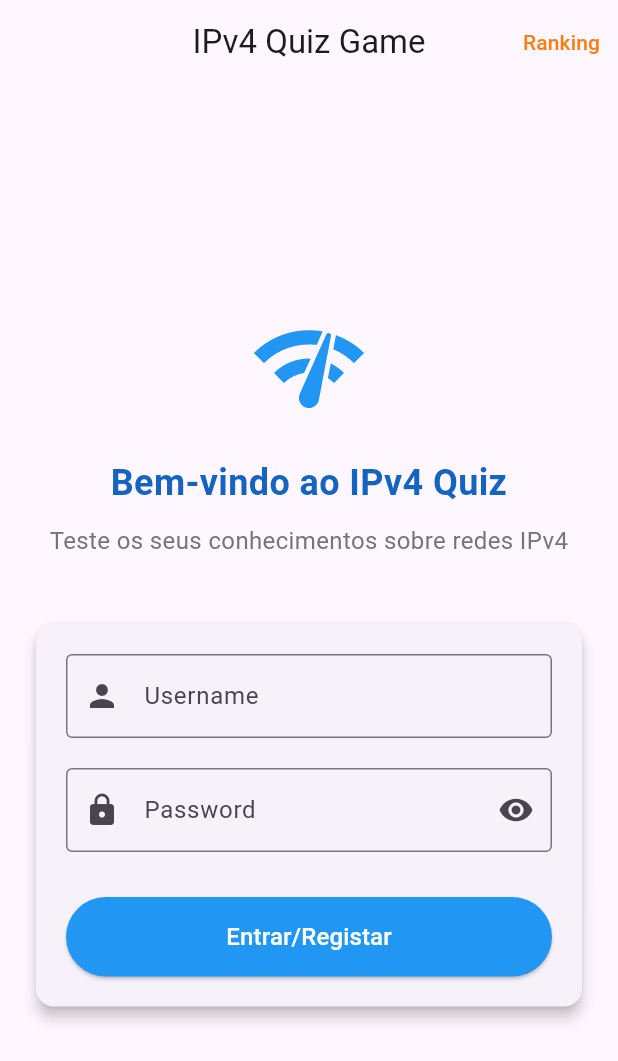
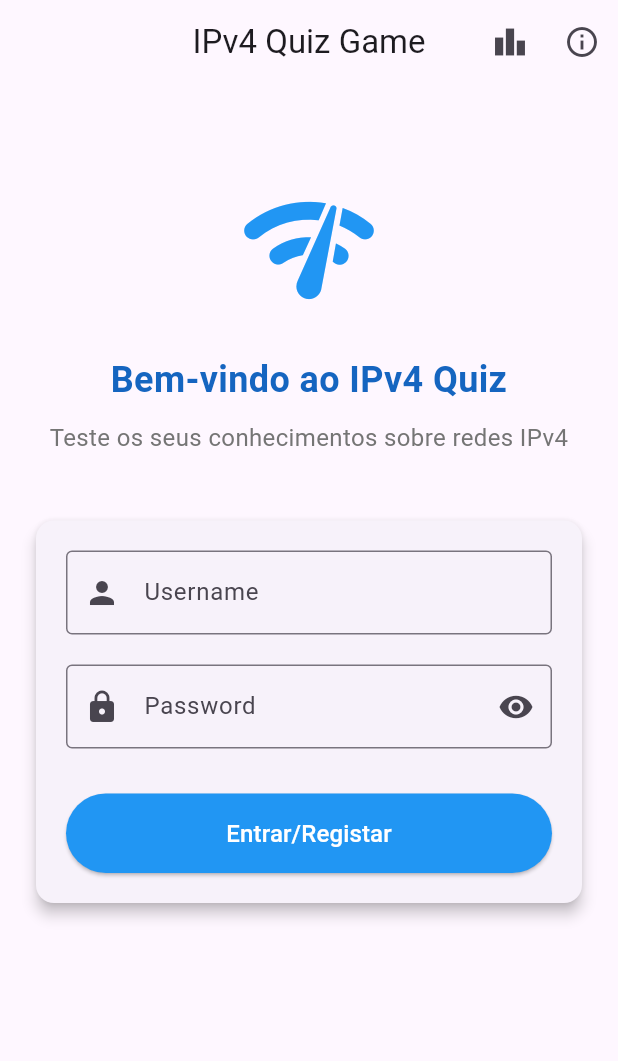
Before and after one commit to RikiMouraPT/flutter-tp02, a Flutter app: the screen it shows after launch, on a phone screen of 412 x 824 dp. Shown: the top 1061 px of the screen. Run offline on Flutter 3.47's test engine with Material 3 defaults, Android fonts, the phone set to English and light mode, and no system bars; our stand-ins replace sqflite; accounts and stored records are empty.

Commit message:
feat: Refactor database helper and login/ranking screens for improved functionality and readability

```diff
--- a/lib/database_helper.dart
+++ b/lib/database_helper.dart
@@ -3,7 +3,7 @@ import 'package:path/path.dart';
 
 class DatabaseHelper {
   static final _databaseName = "tp02sqlite.db";
-  static final _databaseVersion = 1; // Se alterares o schema, incrementa a versão.
+  static final _databaseVersion = 1;
   static final table = 'Users';
   static final columnId = 'id';
   static final columnName = 'nome';
@@ -25,7 +25,6 @@ class DatabaseHelper {
       path,
       version: _databaseVersion,
       onCreate: _onCreate,
-      // onUpgrade: _onUpgrade, // Necessário se precisares de migrações de schema
     );
   }
 
@@ -55,7 +54,6 @@ class DatabaseHelper {
       });
     } catch (e) {
       // Ex: Username já existe devido à constraint UNIQUE
-      print('Erro ao registar utilizador: $e');
       return null;
     }
   }
@@ -66,6 +64,7 @@ class DatabaseHelper {
     return await db.query(table, orderBy: '$columnScore DESC');
   }
 
+  // Método para consultar um utilizador pelo nome de utilizador para usar no login
   Future<Map<String, dynamic>?> queryUserByUsername(String username) async {
     Database db = await instance.database;
     List<Map<String, dynamic>> users = await db.query(
@@ -79,5 +78,4 @@ class DatabaseHelper {
     }
     return null;
   }
-
 }
--- a/lib/login_screen.dart
+++ b/lib/login_screen.dart
@@ -6,12 +6,11 @@ import 'database_helper.dart';
 class LoginScreen extends StatefulWidget {
   const LoginScreen({super.key});
 
-
   @override
-  _LoginScreenState createState() => _LoginScreenState();
+  LoginScreenState createState() => LoginScreenState();
 }
 
-class _LoginScreenState extends State<LoginScreen> {
+class LoginScreenState extends State<LoginScreen> {
   final TextEditingController _usernameController = TextEditingController();
   final TextEditingController _passwordController = TextEditingController();
   bool _obscurePassword = true;
@@ -26,12 +25,12 @@ class _LoginScreenState extends State<LoginScreen> {
       _showMessage('Por favor, preencha todos os campos');
       return;
     }
-    //Username and password from database
-
+    // Check if user exists
     Map<String, dynamic>? user = await dbHelper.queryUserByUsername(username);
 
     if (user != null ) {
       if (user['password'] == password) {
+        if (!mounted) return;
         Navigator.pushReplacement(
           context,
           MaterialPageRoute(
@@ -45,14 +44,14 @@ class _LoginScreenState extends State<LoginScreen> {
       }
     } else {
       // Register new user
-      dbHelper.registerUser(username, password);
+      if (!mounted) return;
       Navigator.pushReplacement(
           context,
           MaterialPageRoute(
             builder: (context) => HomeScreen(username: username, score: 0),
           ),
         );
-      _showMessage('Usuário registrado com sucesso!');
+      _showMessage('User registado com sucesso!');
     }
   }
 
@@ -69,23 +68,40 @@ class _LoginScreenState extends State<LoginScreen> {
         title: Text('IPv4 Quiz Game'),
         centerTitle: true,
         actions: [
-          TextButton(
+          IconButton(
+            icon: Icon(Icons.leaderboard),
+            tooltip: 'Ranking',
             onPressed: () {
               Navigator.push(
                 context,
                 MaterialPageRoute(builder: (context) => RankingScreen()),
               );
             },
-            child: Text('Ranking', style: TextStyle(color: Colors.yellow.shade900)),
+          ),
+          IconButton(
+            icon: Icon(Icons.info_outline),
+            tooltip: 'Sobre',
+            onPressed: () {
+              showAboutDialog(
+                context: context,
+                applicationName: 'IPv4 Quiz Game',
+                applicationVersion: '1.0.0',
+                applicationIcon: Icon(Icons.network_check_rounded, size: 50, color: Colors.blue),
+                children: [
+                  Text('Desenvolvido por Ricardo Moura e Vitor Rocha'),
+                ],
+              );
+            },
           ),
         ],
       ),
       body: Padding(
         padding: const EdgeInsets.all(20.0),
         child: Column(
-          mainAxisAlignment: MainAxisAlignment.center,
+          mainAxisAlignment: MainAxisAlignment.start,
           children: [
-            Icon(Icons.network_check, size: 80, color: Colors.blue),
+            SizedBox(height: 40),
+            Icon(Icons.network_check_rounded, size: 100, color: Colors.blue),
             SizedBox(height: 20),
             Text(
               'Bem-vindo ao IPv4 Quiz',
```
Also changed, not shown: lib/main.dart (+30 -21 lines), lib/ranking_screen.dart (+36 -18 lines). Lines whose indentation alone changed are shown as unchanged.
